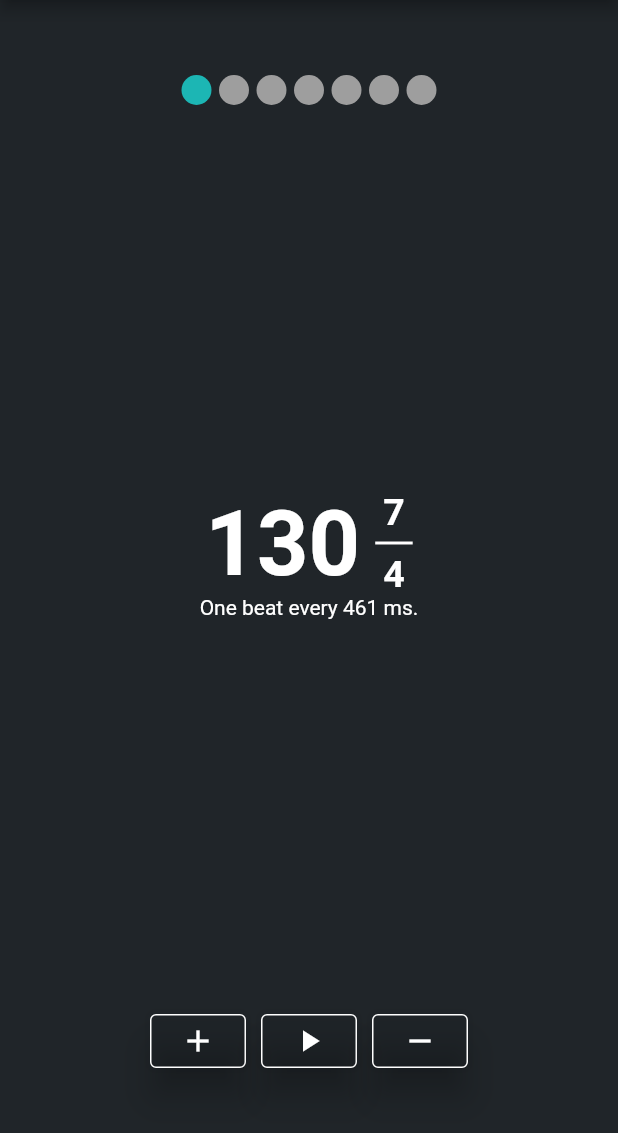
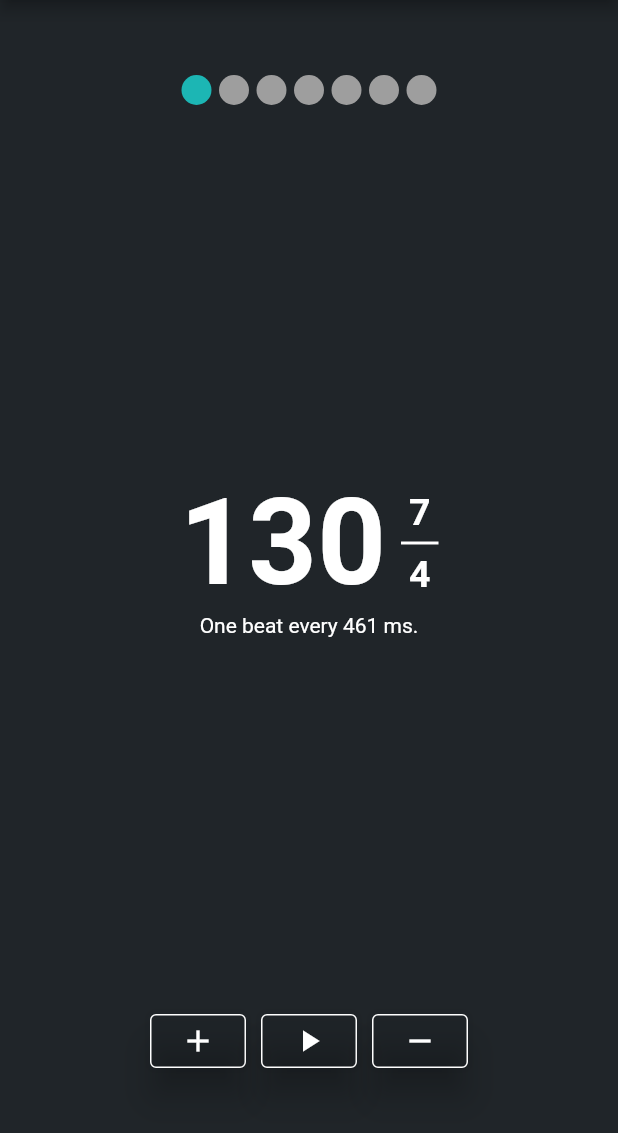
Before and after one commit to Elynvalur/metronome, a Flutter app: the screen it shows after launch, on a phone screen of 412 x 824 dp, the part 84-1217 px from its top. Run offline on Flutter 3.47's test engine with Material 2 defaults, Android fonts, the light colour scheme and no system bars; Roboto replaces fonts that are missing (Times).

Commit message:
minor design fix: Increase font-size of tempo-indicator.

```diff
--- a/lib/screens/metronome/widgets/tempometer.dart
+++ b/lib/screens/metronome/widgets/tempometer.dart
@@ -27,7 +27,7 @@ class Tempometer extends StatelessWidget {
             Text(
               '${tempo.tempo}',
               style: const TextStyle(
-                  fontWeight: FontWeight.bold, color: textPrimary, fontSize: 60),
+                  fontWeight: FontWeight.bold, color: textPrimary, fontSize: 80),
             ),
             const SizedBox(width: 10),
             Column(
```
